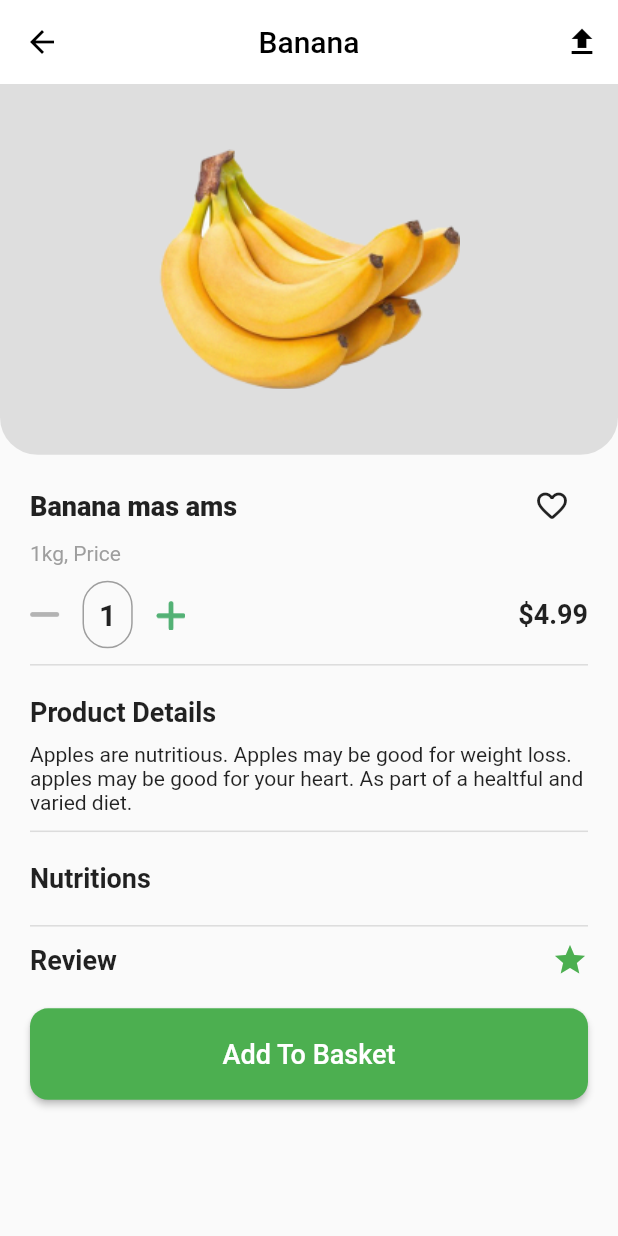
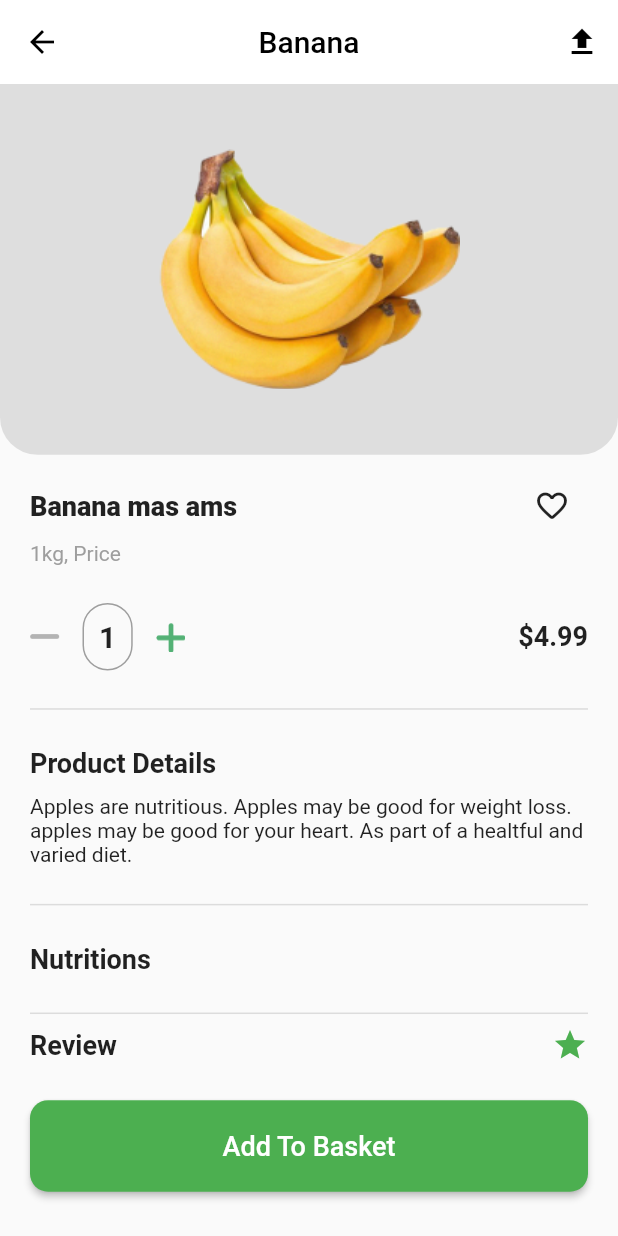
Before and after one commit to ZiadElsaadany/E-Commerce-App-Flutter, a Flutter app: the CardDetails screen opened by its route, on a phone screen of 412 x 824 dp. Run offline on Flutter 3.47's test engine with Material 2 defaults, Android fonts, the phone set to English and light mode, and no system bars; our stand-ins replace carousel_slider, simple_animations, supercharged.

Commit message:
card_details updated

```diff
--- a/lib/view/card_details/card_details_screen.dart
+++ b/lib/view/card_details/card_details_screen.dart
@@ -23,7 +23,8 @@ static const String id = 'CardDet';
           )
         ],
       ),
-      body: Column(
+      body: SingleChildScrollView(
+        child: Column(
           children: [
             FadeAnimation(1.2, child:  Container(
               width: double.infinity,
@@ -56,7 +57,7 @@ static const String id = 'CardDet';
                     ],
                   ),
                   Text( '1kg, Price',style: TextStyle(color: Colors.grey),),
-                SizedBox(height: 10 ) ,
+                  SizedBox(height: MediaQuery.of(context).size.height*0.03,),
                   Row(
                     children: [
                      Image.asset('assets/images/img_14.png',width: 20,),
@@ -79,30 +80,34 @@ static const String id = 'CardDet';
 
                     ],
                   ),
-                SizedBox(height: 10 ) ,
+                  SizedBox(height: MediaQuery.of(context).size.height*0.03,),
+
                   Divider(
                     height: 2,
                     thickness: 1,
                   ),
-                SizedBox(height: 20,),
+                  SizedBox(height: MediaQuery.of(context).size.height*0.03,),
+
 
                   const Text('Product Details',style: TextStyle (
                       fontSize: 18,
                       fontWeight: FontWeight.bold),),
                   SizedBox(height: 10 ) ,
                   Text('Apples are nutritious. Apples may be good for weight loss. apples may be good for your heart. As part of a healtful and varied diet.'),
-                SizedBox(height: 10 ) ,
+                  SizedBox(height: MediaQuery.of(context).size.height*0.03,),
 
                   Divider(
                     height: 2,
                     thickness: 1,
                   ),
-              SizedBox(height: 20,),
+                  SizedBox(height: MediaQuery.of(context).size.height*0.03,),
+
 
                   const Text('Nutritions',style: TextStyle (
                       fontSize: 18,
                       fontWeight: FontWeight.bold),),
-                SizedBox(height: 20,),
+                  SizedBox(height: MediaQuery.of(context).size.height*0.03,),
+
 
 
 
@@ -110,7 +115,7 @@ static const String id = 'CardDet';
                     height: 2,
                     thickness: 1,
                   ),
-                SizedBox(height: 10 ) ,
+                  SizedBox(height: MediaQuery.of(context).size.height*0.01 ) ,
                  Row (
                    mainAxisAlignment: MainAxisAlignment.spaceBetween,
                    children: [
@@ -121,16 +126,19 @@ static const String id = 'CardDet';
                    ]
 
                  ),
-                SizedBox(height: 20,),
+                  SizedBox(height: MediaQuery.of(context).size.height*0.03,),
                   SizedBox(
                       width: double.infinity,
-                    child: CustomButton(word: 'Add To Basket', txt: Home.id))
+                      child: CustomButton(word: 'Add To Basket', txt: Home.id)),
+                  SizedBox(height: MediaQuery.of(context).size.height*0.03,),
+
                 ],
               ),
             )
 
           ],
         ),
+      ),
     );
   }
 }
--- a/lib/view/home/explore_screen/explore_screen.dart
+++ b/lib/view/home/explore_screen/explore_screen.dart
@@ -1,6 +1,5 @@
 import 'package:e_commerce_intern/view/category_details/category_details.dart';
 import 'package:e_commerce_intern/view/home/shared_/search_widget.dart';
-import 'package:flutter/cupertino.dart';
 import 'package:flutter/material.dart';
 
 class ExploreScreen extends StatelessWidget {
```
Lines whose indentation alone changed are shown as unchanged.
